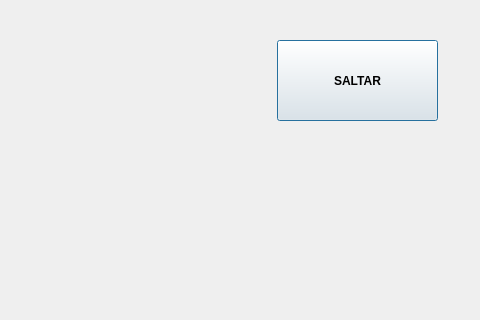
Old version of the form GUI/Manual.ui in the repository JuanCruzEmmanuel/TestFrame; both pictures show x 433 to 913 and y 0 to 320 of the 913 by 468 pixel window.
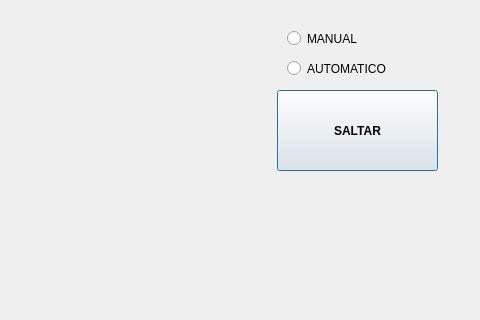
New version of the form.

Commit message: Se ha agregado la posibilidad de seleccionar el modo desde la ventana de salto, para evitar complicaciones

```diff
--- a/GUI/Manual.ui
+++ b/GUI/Manual.ui
@@ -30,7 +30,7 @@
      <property name="geometry">
       <rect>
        <x>690</x>
-       <y>30</y>
+       <y>80</y>
        <width>161</width>
        <height>81</height>
       </rect>
@@ -66,6 +66,32 @@
       <string>SEGUIENTE PASO</string>
      </property>
     </widget>
+    <widget class="QRadioButton" name="MANUAL">
+     <property name="geometry">
+      <rect>
+       <x>700</x>
+       <y>20</y>
+       <width>91</width>
+       <height>17</height>
+      </rect>
+     </property>
+     <property name="text">
+      <string>MANUAL</string>
+     </property>
+    </widget>
+    <widget class="QRadioButton" name="AUTOMATICO">
+     <property name="geometry">
+      <rect>
+       <x>700</x>
+       <y>50</y>
+       <width>101</width>
+       <height>17</height>
+      </rect>
+     </property>
+     <property name="text">
+      <string>AUTOMATICO</string>
+     </property>
+    </widget>
    </widget>
    <widget class="QWidget" name="Seleccion">
     <widget class="QTableWidget" name="Bloques">
```
The commit also changes 2 other files.
